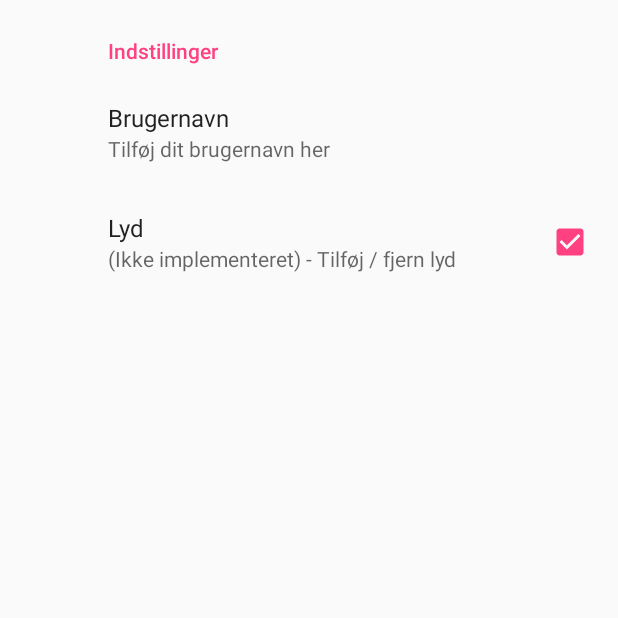
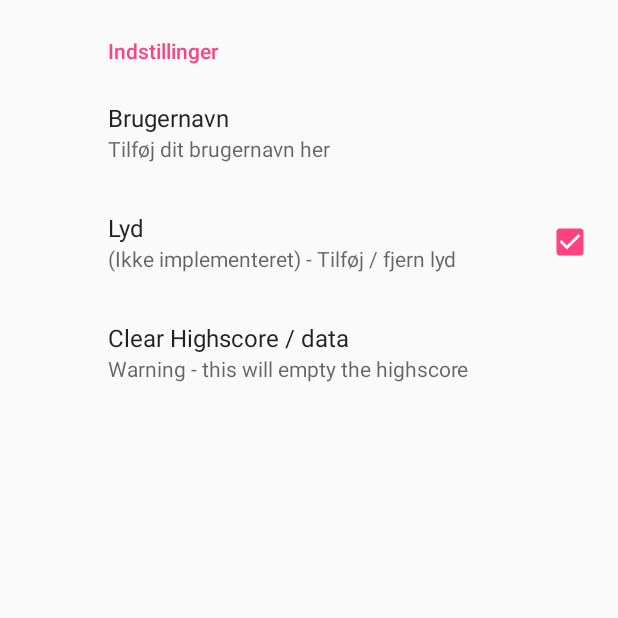
Before and after one commit to mibsen/Galgeleg, an Android app: the fragment IndstillingeFragment placed in its activity, on a phone screen of 412 x 824 dp, the top half of it. Run offline under Robolectric (Android 15) with nearby library versions, the phone set to English and light mode, and no system bars; our stand-ins replace Room's generated code, androidx.preference; network calls fail.

Commit message:
Fixed bugs and improved code

```diff
--- a/app/src/main/AndroidManifest.xml
+++ b/app/src/main/AndroidManifest.xml
@@ -11,15 +11,14 @@
         android:roundIcon="@mipmap/ic_launcher_round"
         android:supportsRtl="true"
         android:theme="@style/AppTheme">
-        <activity android:name=".MainActivity">
+        <activity android:name=".MainActivity"
+            android:screenOrientation="portrait" >
             <intent-filter>
                 <action android:name="android.intent.action.MAIN" />
 
                 <category android:name="android.intent.category.LAUNCHER" />
             </intent-filter>
         </activity>
-        <activity android:name=".IndstillingerActivity" />
-        <activity android:name=".HighScoreFragment"></activity>
     </application>
 
 </manifest>
--- a/app/src/main/java/com/galgeleg/mibsen/galgeleg/GameFragment.java
+++ b/app/src/main/java/com/galgeleg/mibsen/galgeleg/GameFragment.java
@@ -220,7 +220,7 @@ public class GameFragment extends Fragment {
 
         GameState.level++;
         Fragment won = new WonFragment();
-        FragmentTransaction ft = getFragmentManager().beginTransaction();
+        FragmentTransaction ft = getActivity().getSupportFragmentManager().beginTransaction();
         ft.setCustomAnimations(R.anim.fade_in,R.anim.fade_out);
         ft.replace(R.id.content_frame,won).commit();
     }
@@ -228,7 +228,7 @@ public class GameFragment extends Fragment {
     private void lost(){
 
         Fragment lost = new LostFragment();
-        FragmentTransaction ft = getFragmentManager().beginTransaction();
+        FragmentTransaction ft = getActivity().getSupportFragmentManager().beginTransaction();
         ft.setCustomAnimations(R.anim.fade_in,R.anim.fade_out);
         ft.replace(R.id.content_frame,lost).commit();
     }
--- a/app/src/main/java/com/galgeleg/mibsen/galgeleg/GameState.java
+++ b/app/src/main/java/com/galgeleg/mibsen/galgeleg/GameState.java
@@ -1,7 +1,8 @@
 package com.galgeleg.mibsen.galgeleg;
 
-import android.arch.persistence.room.Room;
 import android.content.SharedPreferences;
+
+import com.galgeleg.mibsen.galgeleg.database.AppDatabase;
 
 public class GameState {
 
--- a/app/src/main/java/com/galgeleg/mibsen/galgeleg/IndstillingeFragment.java
+++ b/app/src/main/java/com/galgeleg/mibsen/galgeleg/IndstillingeFragment.java
@@ -2,6 +2,7 @@ package com.galgeleg.mibsen.galgeleg;
 
 
 import android.os.Bundle;
+import android.support.v7.preference.Preference;
 import android.support.v7.preference.PreferenceFragmentCompat;
 
 public class IndstillingeFragment extends PreferenceFragmentCompat {
@@ -9,5 +10,16 @@ public class IndstillingeFragment extends PreferenceFragmentCompat {
     public void onCreatePreferences(Bundle bundle, String s) {
         // Load the Preferences from the XML file
         addPreferencesFromResource(R.xml.preferences);
+
+        Preference button = findPreference(getString(R.string.pref_drop_data));
+        button.setOnPreferenceClickListener(new Preference.OnPreferenceClickListener() {
+            @Override
+            public boolean onPreferenceClick(Preference preference) {
+                //code for what you want it to do
+                GameState.db.clearAllTables();
+
+                return true;
+            }
+        });
     }
 }
--- a/app/src/main/java/com/galgeleg/mibsen/galgeleg/LoadingFragment.java
+++ b/app/src/main/java/com/galgeleg/mibsen/galgeleg/LoadingFragment.java
@@ -19,6 +19,8 @@ public class LoadingFragment extends Fragment {
     public LoadingFragment() {
         // Required empty public constructor
     }
+
+
 
     @Override
     public View onCreateView(LayoutInflater inflater, ViewGroup container,
@@ -63,7 +65,7 @@ public class LoadingFragment extends Fragment {
             super.onPostExecute(o);
 
             Fragment game = new GameFragment();
-            getFragmentManager().beginTransaction().replace(R.id.content_frame,game).commit();
+            getActivity().getSupportFragmentManager().beginTransaction().replace(R.id.content_frame,game).commit();
         }
     };
 
--- a/app/src/main/java/com/galgeleg/mibsen/galgeleg/MainActivity.java
+++ b/app/src/main/java/com/galgeleg/mibsen/galgeleg/MainActivity.java
@@ -1,14 +1,13 @@
 package com.galgeleg.mibsen.galgeleg;
 
-import android.app.FragmentManager;
-import android.app.FragmentTransaction;
-import android.arch.persistence.room.Room;
 import android.support.v4.app.Fragment;
 import android.support.v7.app.AppCompatActivity;
 import android.os.Bundle;
 import android.support.v7.preference.PreferenceManager;
 import android.view.Window;
 import android.view.WindowManager;
+
+import com.galgeleg.mibsen.galgeleg.database.AppDatabase;
 
 public class MainActivity extends AppCompatActivity {
 
--- a/app/src/main/java/com/galgeleg/mibsen/galgeleg/MenuFragment.java
+++ b/app/src/main/java/com/galgeleg/mibsen/galgeleg/MenuFragment.java
@@ -5,6 +5,8 @@ import android.support.v4.app.Fragment;
 import android.view.LayoutInflater;
 import android.view.View;
 import android.view.ViewGroup;
+
+import com.galgeleg.mibsen.galgeleg.highscore.HighScoreFragment;
 
 
 public class MenuFragment extends Fragment implements View.OnClickListener {
@@ -38,7 +40,7 @@ public class MenuFragment extends Fragment implements View.OnClickListener {
         if (v == btnStart) {
             GameState.reset();
             Fragment intro = new LoadingFragment();
-            getActivity().getSupportFragmentManager().beginTransaction().replace(R.id.content_frame, intro).commit();
+            getActivity().getSupportFragmentManager().beginTransaction().replace(R.id.content_frame, intro).addToBackStack(null).commit();
         } else if (v == btnPref) {
             Fragment pref = new IndstillingeFragment();
             getActivity().getSupportFragmentManager().beginTransaction().replace(R.id.content_frame, pref).addToBackStack(null).commit();
--- a/app/src/main/java/com/galgeleg/mibsen/galgeleg/AppDatabase.java
+++ b/app/src/main/java/com/galgeleg/mibsen/galgeleg/database/AppDatabase.java
@@ -1,4 +1,4 @@
-package com.galgeleg.mibsen.galgeleg;
+package com.galgeleg.mibsen.galgeleg.database;
 
 import android.arch.persistence.room.Database;
 import android.arch.persistence.room.Room;
--- a/app/src/main/java/com/galgeleg/mibsen/galgeleg/Score.java
+++ b/app/src/main/java/com/galgeleg/mibsen/galgeleg/database/Score.java
@@ -1,4 +1,4 @@
-package com.galgeleg.mibsen.galgeleg;
+package com.galgeleg.mibsen.galgeleg.database;
 
 
 import android.arch.persistence.room.ColumnInfo;
--- a/app/src/main/java/com/galgeleg/mibsen/galgeleg/ScoreDao.java
+++ b/app/src/main/java/com/galgeleg/mibsen/galgeleg/database/ScoreDao.java
@@ -1,4 +1,4 @@
-package com.galgeleg.mibsen.galgeleg;
+package com.galgeleg.mibsen.galgeleg.database;
 
 import android.arch.persistence.room.Dao;
 import android.arch.persistence.room.Insert;
--- a/app/src/main/java/com/galgeleg/mibsen/galgeleg/HighScoreFragment.java
+++ b/app/src/main/java/com/galgeleg/mibsen/galgeleg/highscore/HighScoreFragment.java
@@ -1,4 +1,4 @@
-package com.galgeleg.mibsen.galgeleg;
+package com.galgeleg.mibsen.galgeleg.highscore;
 
 
 import android.os.Bundle;
@@ -12,6 +12,8 @@ import android.view.LayoutInflater;
 import android.view.View;
 import android.view.ViewGroup;
 import android.widget.LinearLayout;
+
+import com.galgeleg.mibsen.galgeleg.R;
 
 public class HighScoreFragment extends Fragment {
 
--- a/app/src/main/java/com/galgeleg/mibsen/galgeleg/PagerSlidingTabStrip.java
+++ b/app/src/main/java/com/galgeleg/mibsen/galgeleg/highscore/PagerSlidingTabStrip.java
@@ -14,7 +14,7 @@
  * limitations under the License.
  */
 
-package com.galgeleg.mibsen.galgeleg;
+package com.galgeleg.mibsen.galgeleg.highscore;
 
 import android.annotation.SuppressLint;
 import android.content.Context;
--- a/app/src/main/java/com/galgeleg/mibsen/galgeleg/ZoomOutPageTransformer.java
+++ b/app/src/main/java/com/galgeleg/mibsen/galgeleg/highscore/ZoomOutPageTransformer.java
@@ -1,4 +1,4 @@
-package com.galgeleg.mibsen.galgeleg;
+package com.galgeleg.mibsen.galgeleg.highscore;
 
 import android.annotation.TargetApi;
 import android.os.Build;
--- a/app/src/main/res/layout/fragment_menu.xml
+++ b/app/src/main/res/layout/fragment_menu.xml
@@ -4,6 +4,7 @@
     xmlns:tools="http://schemas.android.com/tools"
     android:layout_width="match_parent"
     android:layout_height="match_parent"
+    android:background="@android:color/background_light"
     tools:context=".MenuFragment">
 
     <!-- TODO: Update blank fragment layout -->
@@ -87,9 +88,9 @@
             android:id="@+id/imageView"
             android:layout_width="wrap_content"
             android:layout_height="wrap_content"
-            android:layout_marginEnd="8dp"
             android:layout_marginStart="8dp"
             android:layout_marginTop="8dp"
+            android:layout_marginEnd="8dp"
             android:src="@drawable/forkert6"
             app:layout_constraintEnd_toEndOf="parent"
             app:layout_constraintStart_toStartOf="parent"
--- a/app/src/main/res/values/strings.xml
+++ b/app/src/main/res/values/strings.xml
@@ -3,4 +3,5 @@
 
     <!-- TODO: Remove or change this placeholder text -->
     <string name="hello_blank_fragment">Hello blank fragment</string>
+    <string name="pref_drop_data"></string>
 </resources>
--- a/app/src/main/res/xml/preferences.xml
+++ b/app/src/main/res/xml/preferences.xml
@@ -19,6 +19,10 @@
         android:summary="(Ikke implementeret) - Tilføj / fjern lyd"
         android:title="Lyd" />
 
+        <Preference android:title="Clear Highscore / data"
+            android:key="@string/pref_drop_data"
+            android:summary="Warning - this will empty the highscore"/>
+
     </PreferenceCategory>
 
 </PreferenceScreen>
```
Also changed, not shown: app/src/main/java/com/galgeleg/mibsen/galgeleg/LostFragment.java (+14 -0 lines), app/src/main/java/com/galgeleg/mibsen/galgeleg/highscore/HighScoreList.java (renamed from app/src/main/java/com/galgeleg/mibsen/galgeleg/HighScoreList.java, +5 -6 lines).
